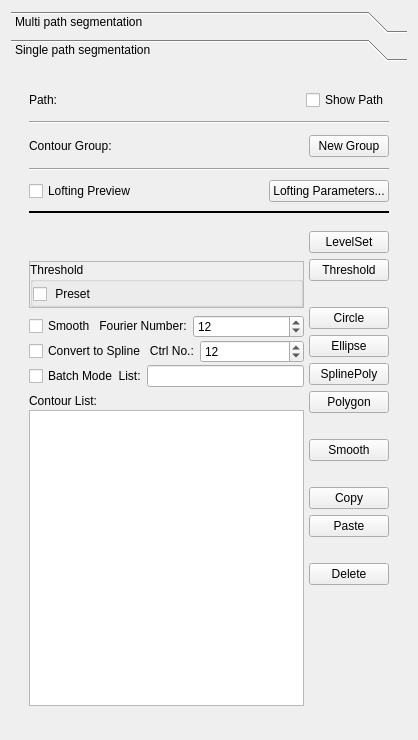
SimVascular/SimVascular, file Code/Source/sv4gui/Plugins/org.sv.gui.qt.segmentation/sv4gui_Seg2DEdit.ui: the form before one commit.
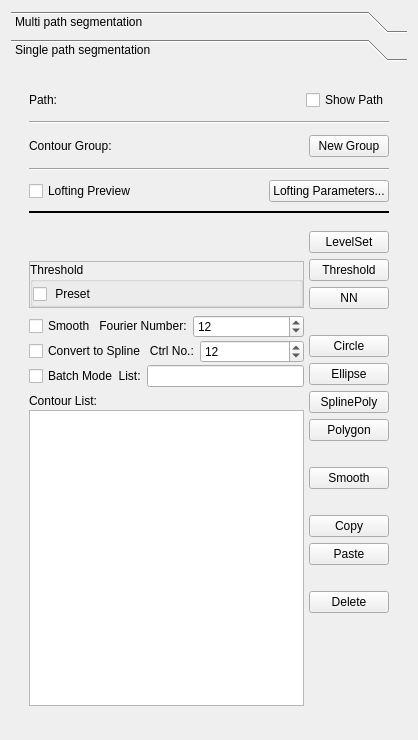
The form after the commit. The open tabs and pages were chosen to show the change. Custom widgets are drawn as their Qt base class.

Diff of the .ui file:
```diff
--- a/Code/Source/sv4gui/Plugins/org.sv.gui.qt.segmentation/sv4gui_Seg2DEdit.ui
+++ b/Code/Source/sv4gui/Plugins/org.sv.gui.qt.segmentation/sv4gui_Seg2DEdit.ui
@@ -138,8 +138,8 @@
        <rect>
         <x>0</x>
         <y>0</y>
-        <width>393</width>
-        <height>621</height>
+        <width>400</width>
+        <height>660</height>
        </rect>
       </property>
       <attribute name="label">
@@ -710,6 +710,13 @@
                   </property>
                  </widget>
                 </item>
+                <item>
+                 <widget class="QPushButton" name="btnML">
+                  <property name="text">
+                   <string>NN</string>
+                  </property>
+                 </widget>
+                </item>
                 <item>
                  <widget class="QLabel" name="label_2">
                   <property name="text">
```
Left out of the diff: 5 changed lines with no effect on the pictures.
